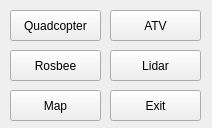
First picture: the form in src/gui/main gui/mainwindow.ui, repository madmilla/THO78-Roborescue, before the edit.
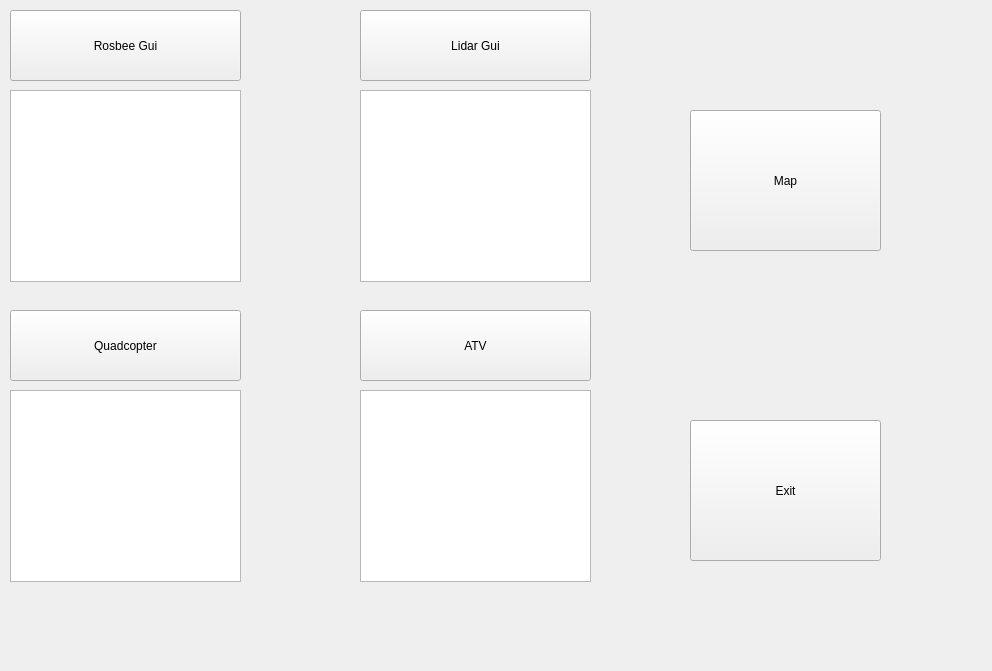
Second picture: the form after the edit.

Patch:
```diff
--- a/src/gui/main gui/mainwindow.ui
+++ b/src/gui/main gui/mainwindow.ui
@@ -6,8 +6,8 @@
    <rect>
     <x>0</x>
     <y>0</y>
-    <width>212</width>
-    <height>128</height>
+    <width>992</width>
+    <height>671</height>
    </rect>
   </property>
   <property name="windowTitle">
@@ -18,9 +18,9 @@
     <property name="geometry">
      <rect>
       <x>10</x>
-      <y>10</y>
-      <width>91</width>
-      <height>31</height>
+      <y>310</y>
+      <width>231</width>
+      <height>71</height>
      </rect>
     </property>
     <property name="text">
@@ -30,10 +30,10 @@
    <widget class="QPushButton" name="ATVButton">
     <property name="geometry">
      <rect>
-      <x>110</x>
-      <y>10</y>
-      <width>91</width>
-      <height>31</height>
+      <x>360</x>
+      <y>310</y>
+      <width>231</width>
+      <height>71</height>
      </rect>
     </property>
     <property name="text">
@@ -44,35 +44,35 @@
     <property name="geometry">
      <rect>
       <x>10</x>
-      <y>50</y>
-      <width>91</width>
-      <height>31</height>
+      <y>10</y>
+      <width>231</width>
+      <height>71</height>
      </rect>
     </property>
     <property name="text">
-     <string>Rosbee</string>
+     <string>Rosbee Gui</string>
     </property>
    </widget>
    <widget class="QPushButton" name="LidarButton">
     <property name="geometry">
      <rect>
-      <x>110</x>
-      <y>50</y>
-      <width>91</width>
-      <height>31</height>
+      <x>360</x>
+      <y>10</y>
+      <width>231</width>
+      <height>71</height>
      </rect>
     </property>
     <property name="text">
-     <string>Lidar</string>
+     <string>Lidar Gui</string>
     </property>
    </widget>
    <widget class="QPushButton" name="MapButton">
     <property name="geometry">
      <rect>
-      <x>10</x>
-      <y>90</y>
-      <width>91</width>
-      <height>31</height>
+      <x>690</x>
+      <y>110</y>
+      <width>191</width>
+      <height>141</height>
      </rect>
     </property>
     <property name="text">
@@ -82,16 +82,56 @@
    <widget class="QPushButton" name="ExitButton">
     <property name="geometry">
      <rect>
-      <x>110</x>
-      <y>90</y>
-      <width>91</width>
-      <height>31</height>
+      <x>690</x>
+      <y>420</y>
+      <width>191</width>
+      <height>141</height>
      </rect>
     </property>
     <property name="text">
      <string>Exit</string>
     </property>
    </widget>
+   <widget class="QListView" name="Rosbeelist">
+    <property name="geometry">
+     <rect>
+      <x>10</x>
+      <y>90</y>
+      <width>231</width>
+      <height>192</height>
+     </rect>
+    </property>
+   </widget>
+   <widget class="QListView" name="listView">
+    <property name="geometry">
+     <rect>
+      <x>360</x>
+      <y>90</y>
+      <width>231</width>
+      <height>192</height>
+     </rect>
+    </property>
+   </widget>
+   <widget class="QListView" name="listView_2">
+    <property name="geometry">
+     <rect>
+      <x>10</x>
+      <y>390</y>
+      <width>231</width>
+      <height>192</height>
+     </rect>
+    </property>
+   </widget>
+   <widget class="QListView" name="listView_3">
+    <property name="geometry">
+     <rect>
+      <x>360</x>
+      <y>390</y>
+      <width>231</width>
+      <height>192</height>
+     </rect>
+    </property>
+   </widget>
   </widget>
  </widget>
  <layoutdefault spacing="6" margin="11"/>
```
